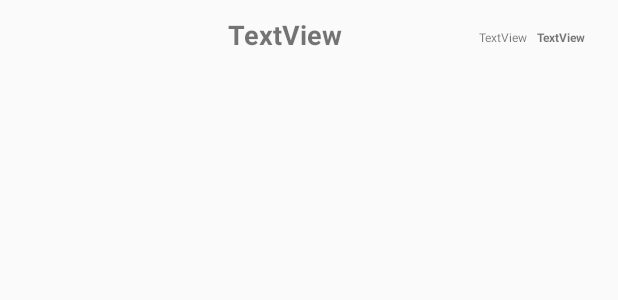
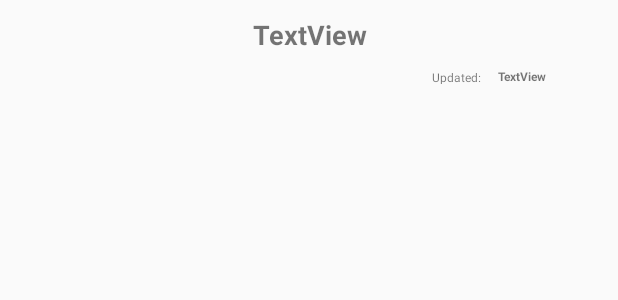
Before and after one commit to IvanYaremko/TopBooks, an Android app: the layout category_item.xml on its own in the app's theme, with its tools: preview values and no code run, on a phone screen of 412 x 824 dp. Shown: the top 300 px of the screen. Run offline under Robolectric (Android 15) with nearby library versions, the phone set to English and light mode, and no system bars; network calls fail.

Commit message:
added functionality of retrieving api information for book categories and displaying it on the recycler view

```diff
--- a/app/src/main/res/layout/category_item.xml
+++ b/app/src/main/res/layout/category_item.xml
@@ -4,32 +4,37 @@
     xmlns:tools="http://schemas.android.com/tools"
     android:id="@+id/categoryItem"
     android:layout_width="match_parent"
-    android:layout_height="50dp">
+    android:layout_height="75dp">
 
     <TextView
         android:id="@+id/categoryText"
         style="@style/Title"
-        android:layout_width="103dp"
-        android:layout_height="23dp"
-        android:layout_marginStart="152dp"
-        android:layout_marginLeft="152dp"
+        android:layout_width="356dp"
+        android:layout_height="21dp"
+        android:layout_marginStart="16dp"
+        android:layout_marginLeft="16dp"
+        android:layout_marginEnd="16dp"
+        android:layout_marginRight="16dp"
+        android:gravity="center"
         android:text="TextView"
         app:layout_constraintBottom_toBottomOf="parent"
+        app:layout_constraintEnd_toEndOf="parent"
         app:layout_constraintStart_toStartOf="parent"
         app:layout_constraintTop_toTopOf="parent"
-        app:layout_constraintVertical_bias="0.407" />
+        app:layout_constraintVertical_bias="0.202" />
 
     <TextView
         android:id="@+id/textView2"
         style="@style/Small"
-        android:layout_width="wrap_content"
-        android:layout_height="wrap_content"
-        android:layout_marginStart="64dp"
-        android:layout_marginLeft="64dp"
-        android:text="TextView"
+        android:layout_width="36dp"
+        android:layout_height="10dp"
+        android:layout_marginStart="288dp"
+        android:layout_marginLeft="288dp"
+        android:text="Updated:"
         app:layout_constraintBottom_toBottomOf="parent"
-        app:layout_constraintStart_toEndOf="@+id/categoryText"
-        app:layout_constraintTop_toTopOf="parent" />
+        app:layout_constraintStart_toStartOf="parent"
+        app:layout_constraintTop_toBottomOf="@+id/categoryText"
+        app:layout_constraintVertical_bias="0.415" />
 
     <TextView
         android:id="@+id/updatedText"
@@ -39,7 +44,8 @@
         android:text="TextView"
         app:layout_constraintBottom_toBottomOf="parent"
         app:layout_constraintEnd_toEndOf="parent"
-        app:layout_constraintHorizontal_bias="0.223"
+        app:layout_constraintHorizontal_bias="0.15"
         app:layout_constraintStart_toEndOf="@+id/textView2"
-        app:layout_constraintTop_toTopOf="parent" />
+        app:layout_constraintTop_toBottomOf="@+id/categoryText"
+        app:layout_constraintVertical_bias="0.423" />
 </androidx.constraintlayout.widget.ConstraintLayout>
```
Also changed, not shown: app/src/main/java/com/yaremko/topbooks/model/CategoryAPI.kt (added, +10 -0 lines), app/src/main/java/com/yaremko/topbooks/model/CategoryApiService.kt (added, +21 -0 lines), app/src/main/java/com/yaremko/topbooks/model/Model.kt (+30 -3 lines), app/src/main/java/com/yaremko/topbooks/view/category/CategoryListAdapter.kt (renamed from app/src/main/java/com/yaremko/topbooks/view/category/CategoryListAdapater.kt, +5 -4 lines), app/src/main/java/com/yaremko/topbooks/view/category/CategoryListFragment.kt (+7 -6 lines), app/src/main/java/com/yaremko/topbooks/viewmodel/CategoryListViewModel.kt (+26 -6 lines).
